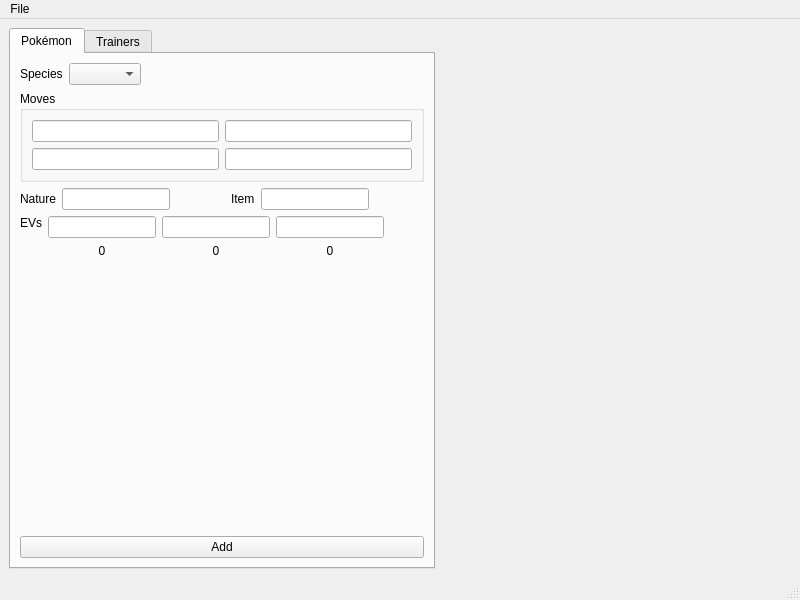
Qt form forms/MainWindow.ui (garakmon/frontier-editor) before a commit.
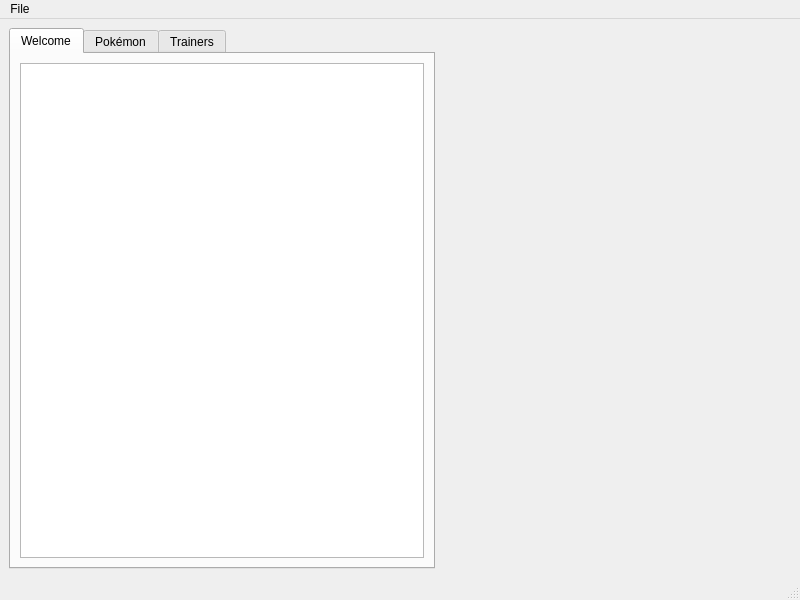
The same form after that commit.

Commit message: fix a bug, disable ui until project open

What changed in the file:
```diff
--- a/forms/MainWindow.ui
+++ b/forms/MainWindow.ui
@@ -20,6 +20,16 @@
       <property name="currentIndex">
        <number>0</number>
       </property>
+      <widget class="QWidget" name="tab_3">
+       <attribute name="title">
+        <string>Welcome</string>
+       </attribute>
+       <layout class="QGridLayout" name="gridLayout">
+        <item row="0" column="0">
+         <widget class="QTextBrowser" name="textBrowser"/>
+        </item>
+       </layout>
+      </widget>
       <widget class="QWidget" name="tab">
        <attribute name="title">
         <string>Pokémon</string>
```
The commit also changes 1 other file.
